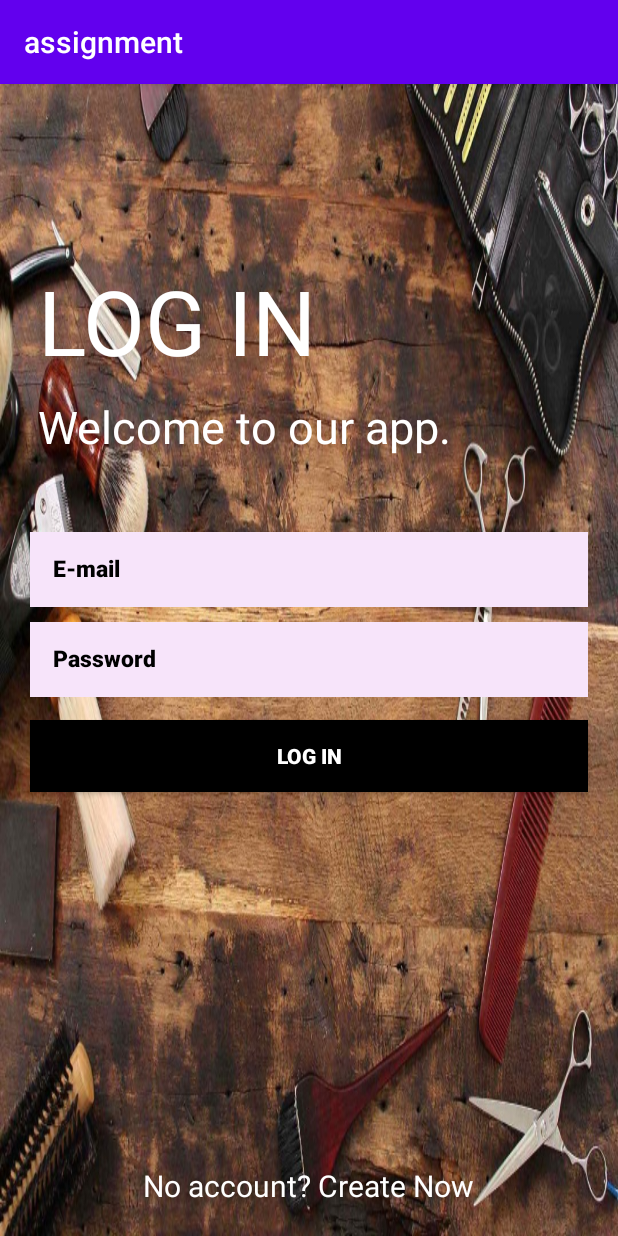
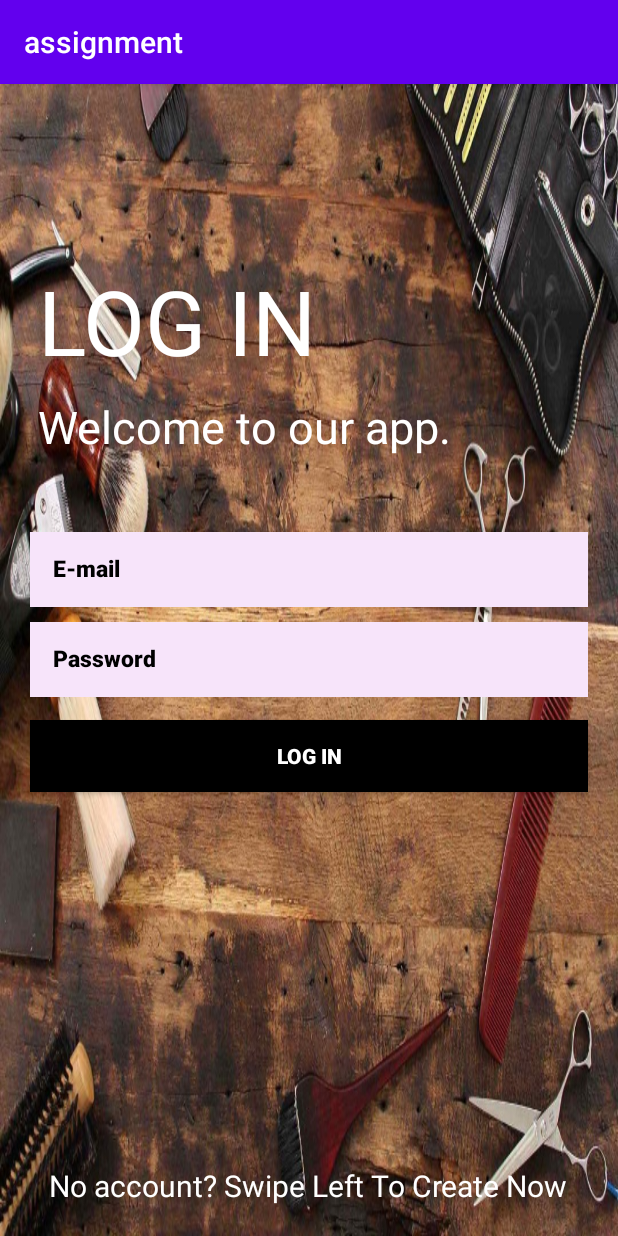
Before and after one commit to seemun0305/signin_register, an Android app: the screen it shows after launch (MainActivity), on a phone screen of 412 x 824 dp. Run offline under Robolectric (Android 15) with nearby library versions, the phone set to English and light mode, and no system bars; Roboto replaces fonts that are not available here.

Commit message:
commit by sm

```diff
--- a/app/src/main/res/layout/fragment_login.xml
+++ b/app/src/main/res/layout/fragment_login.xml
@@ -83,7 +83,7 @@
         android:layout_centerHorizontal="true"
         android:layout_marginBottom="20dp"
         android:fontFamily="@font/architects_daughter"
-        android:text="No account? Create Now"
+        android:text="No account? Swipe Left To Create Now"
         android:textColor="@android:color/white"
         android:textSize="20sp" />
 
--- a/app/src/main/res/layout/fragment_register.xml
+++ b/app/src/main/res/layout/fragment_register.xml
@@ -117,7 +117,7 @@
             android:layout_centerHorizontal="true"
             android:layout_marginBottom="20dp"
             android:fontFamily="@font/architects_daughter"
-            android:text="Already have account? Log in"
+            android:text="Already have account? Swipe Right To Log In"
             android:textColor="@android:color/white"
             android:textSize="20sp" />
 
```
